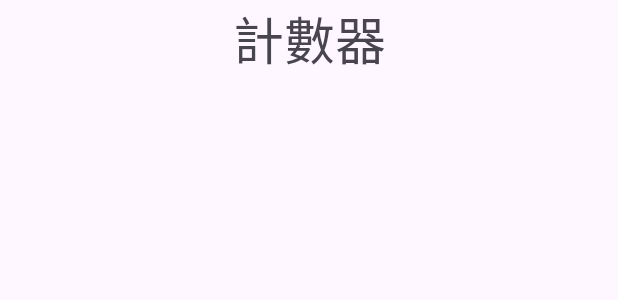
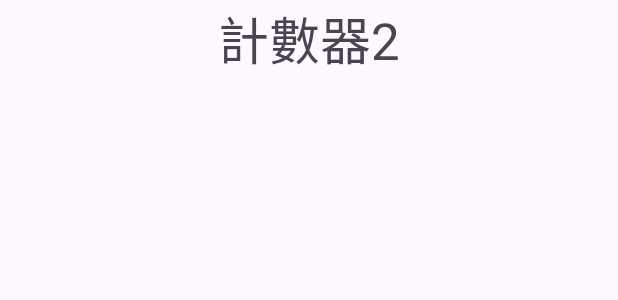
Before and after one commit to wang019/LOTTO, an Android app: the layout activity_main.xml on its own in the app's theme, with its tools: preview values and no code run, on a phone screen of 412 x 824 dp. Shown: the top 300 px of the screen. Run offline under Robolectric (Android 15) with nearby library versions, the phone set to English and light mode, and no system bars.

Commit message:
第三次commit (修改文字元件)

```diff
--- a/app/src/main/res/layout/activity_main.xml
+++ b/app/src/main/res/layout/activity_main.xml
@@ -18,7 +18,7 @@
         android:id="@+id/txv"
         android:layout_width="match_parent"
         android:layout_height="wrap_content"
-        android:text="計數器"
+        android:text="計數器2"
         android:gravity="center"
 
         android:textSize="34sp" />
```
